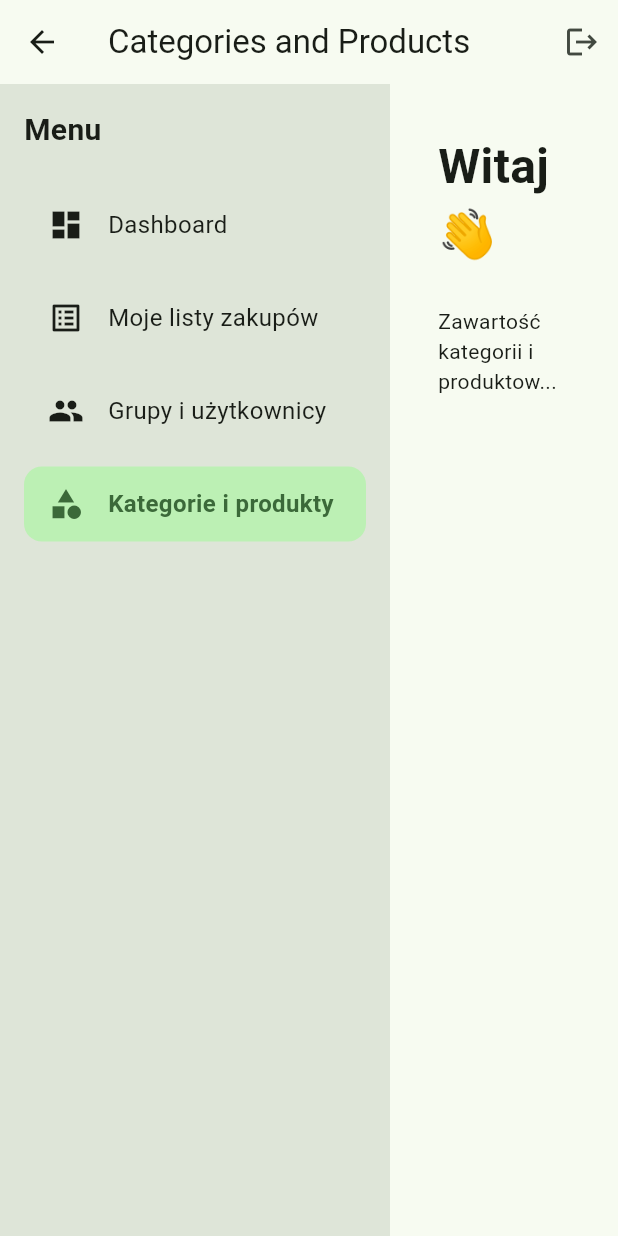
After one commit to papisko7/ShoppingList, a Flutter app: the DashboardScreen screen opened by its route, after a tap on "Moje listy zakupów", after a tap on "Grupy i użytkownicy", after a tap on "Kategorie i produkty", on a phone screen of 412 x 824 dp. The commit adds this screen. Run offline on Flutter 3.47's test engine with Material 3 defaults, Android fonts, the phone set to English and light mode, and no system bars.

Commit message:
sidebar layout and navigations to screens added

```diff
--- a/frontend/lib/app.dart
+++ b/frontend/lib/app.dart
@@ -1,6 +1,10 @@
 import 'package:flutter/material.dart';
+import 'package:frontend/screens/categories_and_products_screen.dart';
+import 'package:frontend/screens/dashboard_screen.dart';
+import 'package:frontend/screens/groups_and_users_screen.dart';
 import 'package:frontend/screens/login_screen.dart';
 import 'package:frontend/screens/register_screen.dart';
+import 'package:frontend/screens/shopping_list_screen.dart';
 
 class ShoppingListApp extends StatelessWidget {
   const ShoppingListApp({super.key});
@@ -14,6 +18,11 @@ class ShoppingListApp extends StatelessWidget {
       routes: {
         '/login': (context) => const LoginScreen(),
         '/register': (context) => const RegisterScreen(),
+        '/dashboard': (context) => const DashboardScreen(),
+        '/shopping_lists': (context) => const ShoppingListScreen(),
+        '/groups_and_users': (context) => const GroupsAndUsersScreen(),
+        '/categories_and_products': (context) =>
+            const CategoriesAndProductsScreen(),
       },
       theme: ThemeData(useMaterial3: true, colorSchemeSeed: Colors.green),
     );
--- /dev/null
+++ b/frontend/lib/screens/categories_and_products_screen.dart
@@ -0,0 +1,41 @@
+import 'package:flutter/material.dart';
+import 'package:frontend/ui/sidebar/sidebar_layout.dart';
+
+class CategoriesAndProductsScreen extends StatelessWidget {
+  const CategoriesAndProductsScreen({super.key});
+
+  @override
+  Widget build(BuildContext context) {
+    return Scaffold(
+      appBar: AppBar(
+        title: const Text("Categories and Products"),
+        actions: [
+          IconButton(
+            onPressed: () {
+              Navigator.pushReplacementNamed(context, '/login');
+            },
+            icon: const Icon(Icons.logout),
+          ),
+        ],
+      ),
+      body: SidebarLayout(
+        active: "categories",
+        child: SingleChildScrollView(
+          // ← dodane
+          padding: const EdgeInsets.all(32),
+          child: Column(
+            crossAxisAlignment: CrossAxisAlignment.start,
+            children: const [
+              Text(
+                "Witaj 👋",
+                style: TextStyle(fontSize: 32, fontWeight: FontWeight.bold),
+              ),
+              SizedBox(height: 24),
+              Text("Zawartość kategorii i produktow..."),
+            ],
+          ),
+        ),
+      ),
+    );
+  }
+}
--- /dev/null
+++ b/frontend/lib/screens/dashboard_screen.dart
@@ -0,0 +1,43 @@
+import 'package:flutter/material.dart';
+import '../ui/sidebar/sidebar_layout.dart';
+
+class DashboardScreen extends StatelessWidget {
+  const DashboardScreen({super.key});
+
+  @override
+  Widget build(BuildContext context) {
+    return Scaffold(
+      appBar: AppBar(
+        title: const Text("Shopping List"),
+        backgroundColor: Colors.green,
+        actions: [
+          IconButton(
+            onPressed: () {
+              Navigator.pushReplacementNamed(context, '/login');
+            },
+            icon: const Icon(Icons.logout),
+          ),
+        ],
+      ),
+
+      body: SidebarLayout(
+        active: "dashboard",
+        child: SingleChildScrollView(
+          // ← dodane
+          padding: const EdgeInsets.all(32),
+          child: Column(
+            crossAxisAlignment: CrossAxisAlignment.start,
+            children: const [
+              Text(
+                "Witaj 👋",
+                style: TextStyle(fontSize: 32, fontWeight: FontWeight.bold),
+              ),
+              SizedBox(height: 24),
+              Text("Zawartość dashboardu..."),
+            ],
+          ),
+        ),
+      ),
+    );
+  }
+}
--- /dev/null
+++ b/frontend/lib/screens/groups_and_users_screen.dart
@@ -0,0 +1,41 @@
+import 'package:flutter/material.dart';
+import 'package:frontend/ui/sidebar/sidebar_layout.dart';
+
+class GroupsAndUsersScreen extends StatelessWidget {
+  const GroupsAndUsersScreen({super.key});
+
+  @override
+  Widget build(BuildContext context) {
+    return Scaffold(
+      appBar: AppBar(
+        title: const Text("Groups and Users"),
+        actions: [
+          IconButton(
+            onPressed: () {
+              Navigator.pushReplacementNamed(context, '/login');
+            },
+            icon: const Icon(Icons.logout),
+          ),
+        ],
+      ),
+      body: SidebarLayout(
+        active: "groups",
+        child: SingleChildScrollView(
+          // ← dodane
+          padding: const EdgeInsets.all(32),
+          child: Column(
+            crossAxisAlignment: CrossAxisAlignment.start,
+            children: const [
+              Text(
+                "Witaj 👋",
+                style: TextStyle(fontSize: 32, fontWeight: FontWeight.bold),
+              ),
+              SizedBox(height: 24),
+              Text("Zawartość grup i użytkowników..."),
+            ],
+          ),
+        ),
+      ),
+    );
+  }
+}
--- a/frontend/lib/screens/login_screen.dart
+++ b/frontend/lib/screens/login_screen.dart
@@ -37,7 +37,7 @@ class _LoginScreenState extends State<LoginScreen> {
       return;
     }
 
-    // TODO: przejście do ekranu głównego
+    Navigator.pushReplacementNamed(context, "/dashboard");
   }
 
   @override
--- /dev/null
+++ b/frontend/lib/screens/shopping_list_screen.dart
@@ -0,0 +1,41 @@
+import 'package:flutter/material.dart';
+import 'package:frontend/ui/sidebar/sidebar_layout.dart';
+
+class ShoppingListScreen extends StatelessWidget {
+  const ShoppingListScreen({super.key});
+
+  @override
+  Widget build(BuildContext context) {
+    return Scaffold(
+      appBar: AppBar(
+        title: const Text("Shopping List"),
+        actions: [
+          IconButton(
+            onPressed: () {
+              Navigator.pushReplacementNamed(context, '/login');
+            },
+            icon: const Icon(Icons.logout),
+          ),
+        ],
+      ),
+      body: SidebarLayout(
+        active: "lists",
+        child: SingleChildScrollView(
+          // ← dodane
+          padding: const EdgeInsets.all(32),
+          child: Column(
+            crossAxisAlignment: CrossAxisAlignment.start,
+            children: const [
+              Text(
+                "Witaj 👋",
+                style: TextStyle(fontSize: 32, fontWeight: FontWeight.bold),
+              ),
+              SizedBox(height: 24),
+              Text("Zawartość listy zakupów..."),
+            ],
+          ),
+        ),
+      ),
+    );
+  }
+}
--- /dev/null
+++ b/frontend/lib/ui/sidebar/sidebar.dart
@@ -0,0 +1,70 @@
+import 'package:flutter/material.dart';
+import 'sidebar_item.dart';
+
+class Sidebar extends StatelessWidget {
+  final String active;
+
+  const Sidebar({super.key, required this.active});
+
+  @override
+  Widget build(BuildContext context) {
+    return Container(
+      width: 260,
+      padding: const EdgeInsets.all(16),
+      color: Theme.of(context).colorScheme.surfaceVariant,
+      child: Column(
+        crossAxisAlignment: CrossAxisAlignment.start,
+        children: [
+          const Text(
+            "Menu",
+            style: TextStyle(fontSize: 20, fontWeight: FontWeight.bold),
+          ),
+
+          const SizedBox(height: 24),
+
+          SidebarItem(
+            title: "Dashboard",
+            icon: Icons.dashboard,
+            active: active == "dashboard",
+            onTap: () {
+              Navigator.pushReplacementNamed(context, '/dashboard');
+            },
+          ),
+          const SizedBox(height: 12),
+
+          SidebarItem(
+            title: "Moje listy zakupów",
+            icon: Icons.list_alt,
+            active: active == "lists",
+            onTap: () {
+              Navigator.pushReplacementNamed(context, '/shopping_lists');
+            },
+          ),
+          const SizedBox(height: 12),
+
+          SidebarItem(
+            title: "Grupy i użytkownicy",
+            icon: Icons.group,
+            active: active == "groups",
+            onTap: () {
+              Navigator.pushReplacementNamed(context, '/groups_and_users');
+            },
+          ),
+          const SizedBox(height: 12),
+
+          SidebarItem(
+            title: "Kategorie i produkty",
+            icon: Icons.category,
+            active: active == "categories",
+            onTap: () {
+              Navigator.pushReplacementNamed(
+                context,
+                '/categories_and_products',
+              );
+            },
+          ),
+        ],
+      ),
+    );
+  }
+}
--- /dev/null
+++ b/frontend/lib/ui/sidebar/sidebar_item.dart
@@ -0,0 +1,52 @@
+import 'package:flutter/material.dart';
+
+class SidebarItem extends StatelessWidget {
+  final String title;
+  final IconData icon;
+  final VoidCallback onTap;
+  final bool active;
+
+  const SidebarItem({
+    super.key,
+    required this.title,
+    required this.icon,
+    required this.onTap,
+    this.active = false,
+  });
+
+  @override
+  Widget build(BuildContext context) {
+    final color = active
+        ? Theme.of(context).colorScheme.primary
+        : Theme.of(context).colorScheme.onSurface;
+
+    return InkWell(
+      onTap: onTap,
+      borderRadius: BorderRadius.circular(12),
+      child: Container(
+        height: 50,
+        padding: const EdgeInsets.symmetric(horizontal: 16),
+        decoration: active
+            ? BoxDecoration(
+                color: Theme.of(context).colorScheme.primaryContainer,
+                borderRadius: BorderRadius.circular(12),
+              )
+            : null,
+        child: Row(
+          children: [
+            Icon(icon, color: color),
+            const SizedBox(width: 16),
+            Text(
+              title,
+              style: TextStyle(
+                fontSize: 16,
+                color: color,
+                fontWeight: active ? FontWeight.bold : FontWeight.normal,
+              ),
+            ),
+          ],
+        ),
+      ),
+    );
+  }
+}
--- /dev/null
+++ b/frontend/lib/ui/sidebar/sidebar_layout.dart
@@ -0,0 +1,23 @@
+import 'package:flutter/material.dart';
+import 'sidebar.dart';
+
+class SidebarLayout extends StatelessWidget {
+  final String active;
+  final Widget child;
+
+  const SidebarLayout({super.key, required this.active, required this.child});
+
+  @override
+  Widget build(BuildContext context) {
+    return Row(
+      crossAxisAlignment: CrossAxisAlignment.start,
+      children: [
+        // Sidebar po lewej
+        SafeArea(child: Sidebar(active: active)),
+
+        // Główna zawartość
+        Expanded(child: SafeArea(child: child)),
+      ],
+    );
+  }
+}
```
